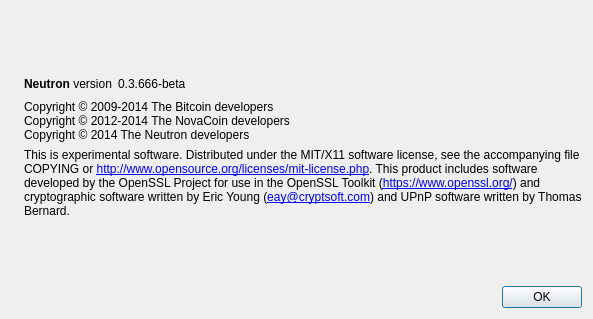
Qt form src/qt/forms/aboutdialog.ui (Infernoman/Neutroncoin) before a commit.
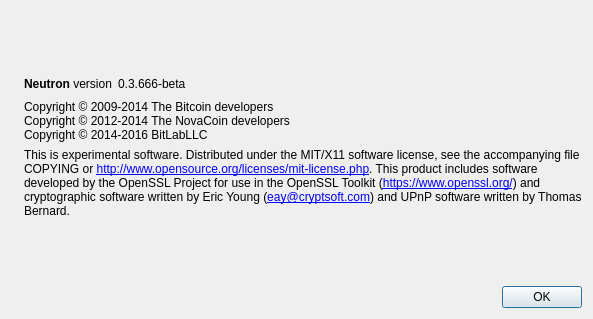
The same form after that commit. Icons and pictures are not drawn.

Patch:
```diff
--- a/src/qt/forms/aboutdialog.ui
+++ b/src/qt/forms/aboutdialog.ui
@@ -93,7 +93,7 @@
        <property name="text">
         <string>Copyright © 2009-2014 The Bitcoin developers
 Copyright © 2012-2014 The NovaCoin developers
-Copyright © 2014 The Neutron developers</string>
+Copyright © 2014-2016 BitLabLLC</string>
        </property>
        <property name="textInteractionFlags">
         <set>Qt::LinksAccessibleByMouse|Qt::TextSelectableByKeyboard|Qt::TextSelectableByMouse</set>
```
